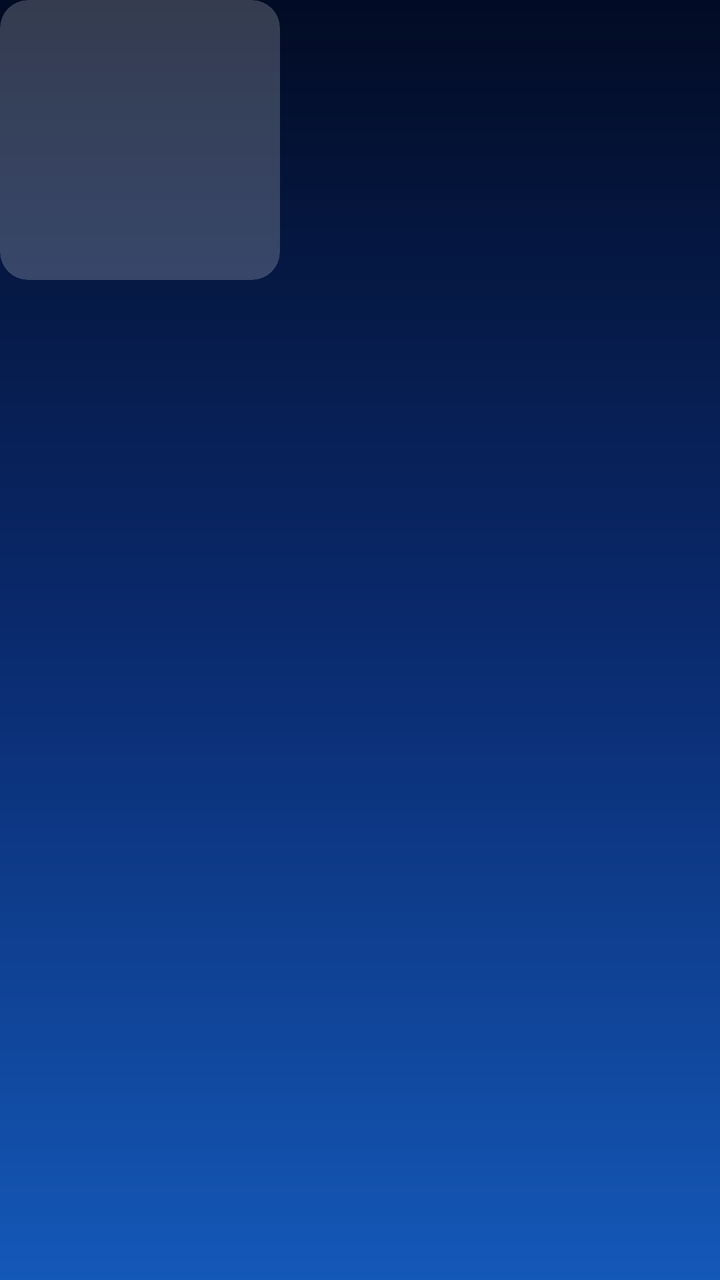
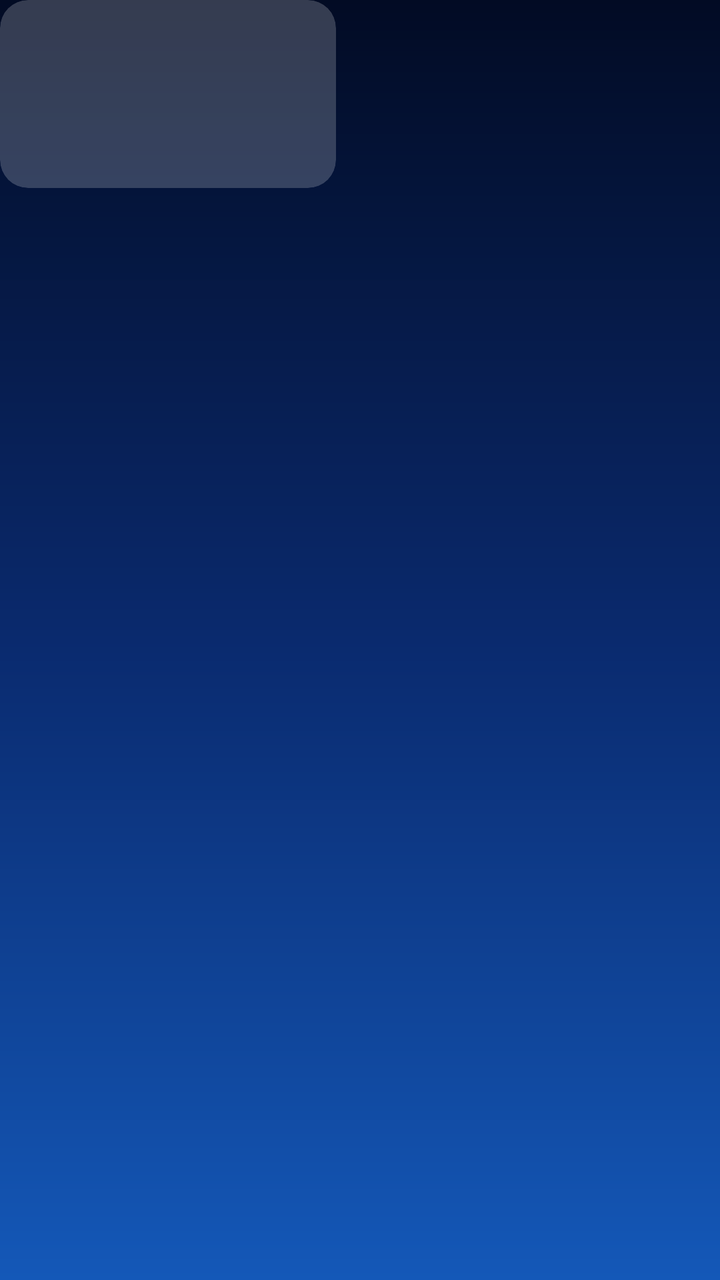

Before-and-after screenshots of an Android layout around one commit, followed by the original layout XML and the change that was made.
<!-- AndroidManifest.xml: application theme AppTheme -->
<!-- res/layout/item_card.xml -->
<?xml version="1.0" encoding="utf-8"?>
<LinearLayout xmlns:android="http://schemas.android.com/apk/res/android"
    android:layout_width="140dp"
    android:layout_height="wrap_content"
    android:layout_marginEnd="22dp"
    android:layout_marginRight="22dp"
    android:clickable="true"
    android:focusable="true"
    android:orientation="vertical">

    <FrameLayout
        android:layout_width="140dp"
        android:layout_height="140dp"
        android:background="@drawable/card_bg"
        android:clipToOutline="true"
        android:duplicateParentState="true">

        <ImageView
            android:id="@+id/img"
            android:layout_width="match_parent"
            android:layout_height="match_parent"
            android:importantForAccessibility="no"
            android:padding="18dp"
            android:scaleType="fitCenter" />
    </FrameLayout>

    <TextView
        android:id="@+id/label"
        android:layout_width="140dp"
        android:layout_height="wrap_content"
        android:ellipsize="marquee"
        android:gravity="center"
        android:marqueeRepeatLimit="marquee_forever"
        android:paddingTop="8dp"
        android:singleLine="true"
        android:textColor="#FFFFFFFF"
        android:textSize="15sp" />
</LinearLayout>
<!-- resources referenced by this layout -->
<resources>
  <!-- drawable card_bg (drawable) -->
  <?xml version="1.0" encoding="utf-8"?>
  <selector xmlns:android="http://schemas.android.com/apk/res/android">
      <item android:state_focused="true">
          <shape android:shape="rectangle">
              <solid android:color="#4DFFFFFF" />
              <corners android:radius="14dp" />
              <stroke
                  android:width="3dp"
                  android:color="#FFFFFFFF" />
          </shape>
      </item>
      <item>
          <shape android:shape="rectangle">
              <solid android:color="#33FFFFFF" />
              <corners android:radius="14dp" />
          </shape>
      </item>
  </selector>
  <style name="AppTheme" parent="@android:style/Theme.Material.NoActionBar">
          <item name="android:windowBackground">@drawable/bg_gradient</item>
          <item name="android:windowFullscreen">true</item>
      </style>
  <!-- drawable bg_gradient (drawable) -->
  <?xml version="1.0" encoding="utf-8"?>
  <shape xmlns:android="http://schemas.android.com/apk/res/android"
      android:shape="rectangle">
      <gradient
          android:angle="270"
          android:centerColor="#FF0A2A6E"
          android:endColor="#FF1458B8"
          android:startColor="#FF020B24"
          android:type="linear" />
  </shape>
</resources>

<!-- the commit's change to res/layout/item_card.xml (unified diff, before → after) -->
@@ -1,16 +1,16 @@
 <?xml version="1.0" encoding="utf-8"?>
 <LinearLayout xmlns:android="http://schemas.android.com/apk/res/android"
-    android:layout_width="140dp"
+    android:layout_width="168dp"
     android:layout_height="wrap_content"
-    android:layout_marginEnd="22dp"
-    android:layout_marginRight="22dp"
+    android:layout_marginEnd="20dp"
+    android:layout_marginRight="20dp"
     android:clickable="true"
     android:focusable="true"
     android:orientation="vertical">
 
     <FrameLayout
-        android:layout_width="140dp"
-        android:layout_height="140dp"
+        android:layout_width="168dp"
+        android:layout_height="94dp"
         android:background="@drawable/card_bg"
         android:clipToOutline="true"
         android:duplicateParentState="true">
@@ -20,13 +20,13 @@
             android:layout_width="match_parent"
             android:layout_height="match_parent"
             android:importantForAccessibility="no"
-            android:padding="18dp"
+            android:padding="14dp"
             android:scaleType="fitCenter" />
     </FrameLayout>
 
     <TextView
         android:id="@+id/label"
-        android:layout_width="140dp"
+        android:layout_width="168dp"
         android:layout_height="wrap_content"
         android:ellipsize="marquee"
         android:gravity="center"
